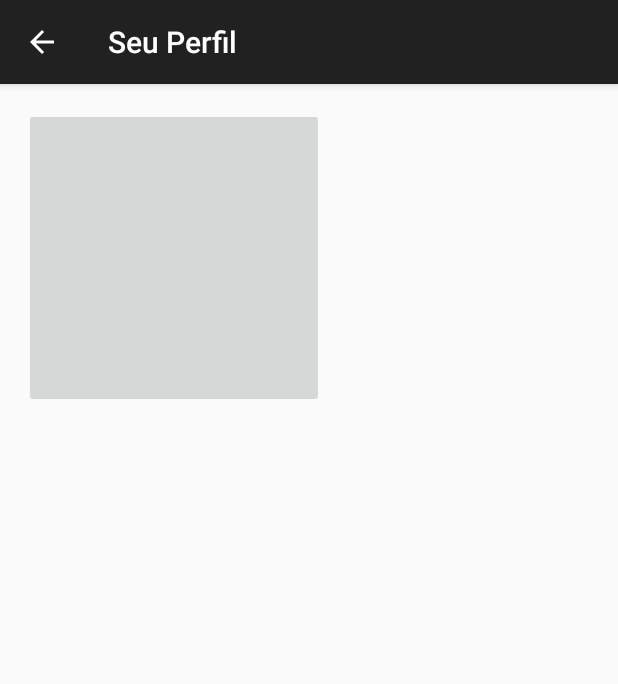
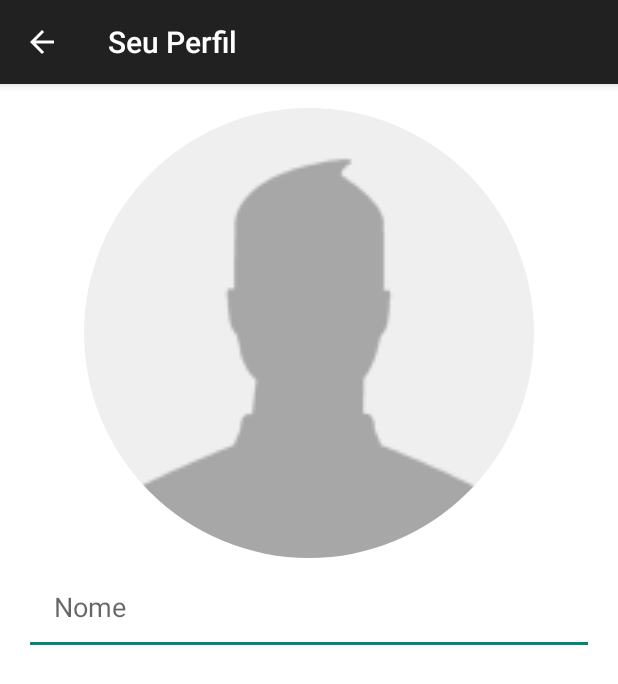
Before and after one commit to fernando1910/MyApplication, an Android app: the padraoPerfil screen opened directly, with no data from a screen before it, on a phone screen of 412 x 824 dp. Shown: the top 684 px of the screen. Run offline under Robolectric (Android 15) with nearby library versions, the phone set to English and light mode, and no system bars; pictures from the network do not load; 2 statements that could not run were skipped.

Commit message:
Ajuste telas de Login e Perfil

```diff
--- a/app/src/main/java/project/myapplication/padraoPerfil.java
+++ b/app/src/main/java/project/myapplication/padraoPerfil.java
@@ -13,6 +13,7 @@ import android.view.Display;
 import android.view.Menu;
 import android.view.MenuItem;
 import android.view.WindowManager;
+import android.widget.EditText;
 import android.widget.ImageButton;
 import android.widget.RelativeLayout;
 import android.widget.Toast;
@@ -24,6 +25,7 @@ import java.net.URI;
 
 
 public class padraoPerfil extends ActionBarActivity {
+    EditText etNome;
     ImageButton ibPerfil;
     RoundImage roundedImage;
 
@@ -34,34 +36,40 @@ public class padraoPerfil extends ActionBarActivity {
         getSupportActionBar().setDisplayHomeAsUpEnabled(true);
 
         ibPerfil = (ImageButton)findViewById(R.id.ibPerfil);
+        etNome = (EditText)findViewById(R.id.etNome);
+
+        Bitmap bm = BitmapFactory.decodeResource(getResources(),R.drawable.image);
+        roundedImage  = new RoundImage(bm);
+        ibPerfil.setImageDrawable(roundedImage);
 
         clsUsuario objUsuario;
         UsuarioDAO usuarioDAO = new UsuarioDAO(getApplicationContext());
         objUsuario = usuarioDAO.getUsuario(1);
         String caminhoFoto = objUsuario.getCaminhoFoto();
 
+        etNome.setText(objUsuario.getNome());
+
         try{
-            Uri uri = Uri.fromFile(new File(caminhoFoto));
+            Bitmap bitmap = BitmapFactory.decodeByteArray(objUsuario.getImagemPerfil(),0,objUsuario.getImagemPerfil().length);
+            roundedImage = new RoundImage(bitmap);
+            ibPerfil =(ImageButton)findViewById(R.id.ibPerfil);
+            ibPerfil.setImageDrawable(roundedImage);
 
-            ibPerfil.setImageURI(uri);
+            File file = new File(caminhoFoto);
 
-            //InputStream inputStream = getAssets().open(caminhoFoto);
-            //Drawable drawable = Drawable.createFromStream(inputStream,null);
-            //ibPerfil.setImageDrawable(drawable);
-            //ibPerfil.setImageURI(Uri.parse(objUsuario.getCaminhoFoto()));
+            /*if(file.exists())
+            {
+                //Bitmap image = BitmapFactory.decodeFile(file.getPath());
+                //ibPerfil.setImageBitmap(image);
+                //ibPerfil.setImageURI(uri);
+            }
+            */
+
 
         }catch (Exception e)
         {
             Toast.makeText(this,e.getMessage(), Toast.LENGTH_SHORT).show();
         }
-
-        /*
-        Bitmap bitmap = BitmapFactory.decodeByteArray(objUsuario.getImagemPerfil(),0,objUsuario.getImagemPerfil().length);
-        roundedImage = new RoundImage(bitmap);
-        ibPerfil =(ImageButton)findViewById(R.id.ibPerfil);
-        ibPerfil.setImageDrawable(roundedImage);
-        */
-
 
     }
 
@@ -74,7 +82,7 @@ public class padraoPerfil extends ActionBarActivity {
         if (id == android.R.id.home)
         {
             this.finish();
-            startActivity(new Intent(this,padraoMenu.class));
+            startActivity(new Intent(this,padraoConfiguracao.class));
             return true;
         }
 
--- a/app/src/main/res/layout/activity_padrao_perfil.xml
+++ b/app/src/main/res/layout/activity_padrao_perfil.xml
@@ -5,18 +5,30 @@
     android:paddingTop="@dimen/activity_vertical_margin"
     android:paddingBottom="@dimen/activity_vertical_margin"
     android:orientation="vertical"
+    android:background="#FFFFFF"
     tools:context="project.myapplication.padraoPerfil">
 
 
-   <ImageButton
-       android:layout_width="200dp"
-       android:layout_height="200dp"
-       android:id="@+id/ibPerfil"
-       />
+    <ImageButton
+        android:text="Select Photo"
+        android:id="@+id/ibPerfil"
+        android:layout_width="300dp"
+        android:layout_height="300dp"
+        android:scaleType="centerCrop"
+        android:background="#FFFFFF"
+        android:layout_gravity="center"
+
+        />
 
     <EditText
-        android:layout_width="wrap_content"
-        android:layout_height="10dp" />
+        android:padding="20dp"
+        android:id="@+id/etNome"
+        android:layout_width="match_parent"
+        android:layout_height="wrap_content"
+        android:hint="Nome"
+        android:inputType="textPersonName"
+
+        />
 
 
 </LinearLayout>
```
Also changed, not shown: app/src/main/java/project/myapplication/padraoLogin.java (+3 -6 lines).
